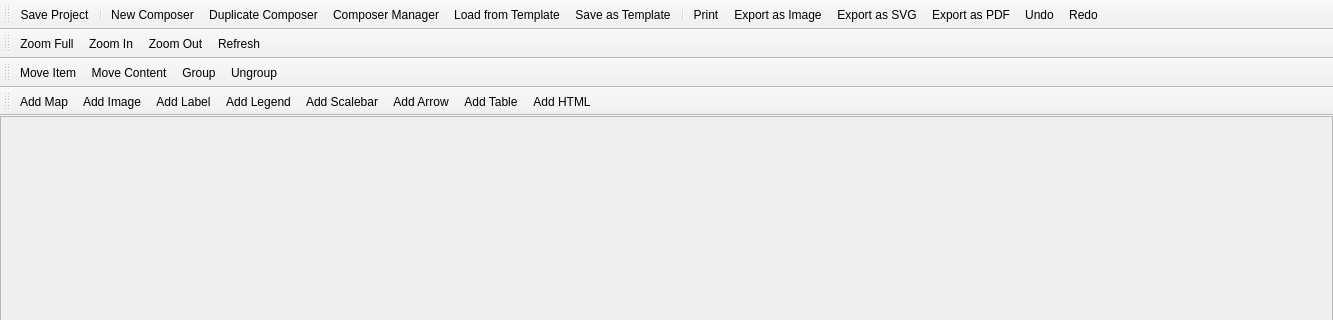
Above: src/ui/qgscomposerbase.ui from qgis/QGIS before the change; both pictures show x 0 to 1333 and y 0 to 320 of the 1333 by 609 pixel window. Below: the same form after it.
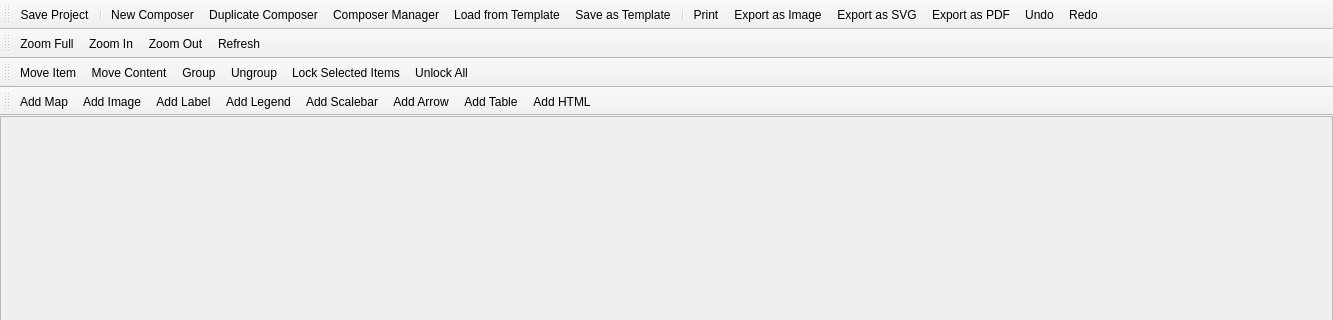
That is the form after the change. Icons and pictures are not drawn.

Commit message: [FEATURE] Add "Lock Selected Items" and "Unlock All" to composer layout menu and toolbar

```diff
--- a/src/ui/qgscomposerbase.ui
+++ b/src/ui/qgscomposerbase.ui
@@ -100,6 +100,8 @@
    <addaction name="mActionMoveItemContent"/>
    <addaction name="mActionGroupItems"/>
    <addaction name="mActionUngroupItems"/>
+   <addaction name="mActionLockItems"/>
+   <addaction name="mActionUnlockAll"/>
   </widget>
   <widget class="QToolBar" name="mItemToolbar">
    <property name="windowTitle">
@@ -570,6 +572,27 @@
     <string>New from template</string>
    </property>
   </action>
+  <action name="mActionLockItems">
+   <property name="icon">
+    <iconset resource="../../images/images.qrc">
+     <normaloff>:/images/themes/default/locked.svg</normaloff>:/images/themes/default/locked.svg</iconset>
+   </property>
+   <property name="text">
+    <string>Lock Selected Items</string>
+   </property>
+  </action>
+  <action name="mActionUnlockAll">
+   <property name="icon">
+    <iconset resource="../../images/images.qrc">
+     <normaloff>:/images/themes/default/unlocked.svg</normaloff>:/images/themes/default/unlocked.svg</iconset>
+   </property>
+   <property name="text">
+    <string>Unlock All</string>
+   </property>
+   <property name="toolTip">
+    <string>Unlock All Items</string>
+   </property>
+  </action>
  </widget>
  <resources>
   <include location="../../images/images.qrc"/>
```
The commit also changes 6 other files.
